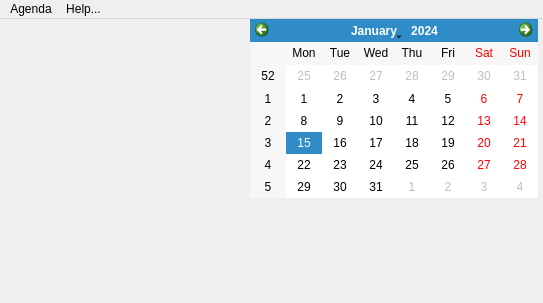
Before: the Qt Designer form ui/agenda.ui in berndhs/souffleur, drawn with Qt 5.
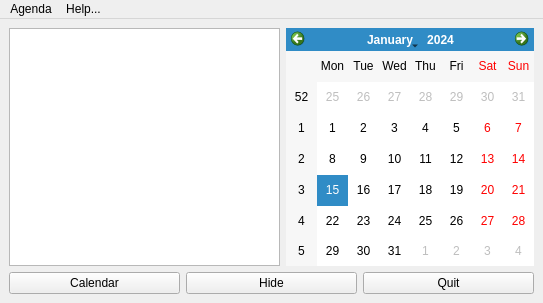
After: the same form once the commit is applied. Icons and pictures are not drawn.

Diff of the .ui file:
```diff
--- a/ui/agenda.ui
+++ b/ui/agenda.ui
@@ -18,16 +18,53 @@
     <normaloff>:/agenda.png</normaloff>:/agenda.png</iconset>
   </property>
   <widget class="QWidget" name="centralwidget">
-   <widget class="QCalendarWidget" name="calendarWidget">
-    <property name="geometry">
-     <rect>
-      <x>250</x>
-      <y>0</y>
-      <width>288</width>
-      <height>179</height>
-     </rect>
-    </property>
-   </widget>
+   <layout class="QGridLayout" name="gridLayout">
+    <item row="0" column="0">
+     <widget class="QTableView" name="activityList">
+      <property name="sizePolicy">
+       <sizepolicy hsizetype="Expanding" vsizetype="Expanding">
+        <horstretch>30</horstretch>
+        <verstretch>20</verstretch>
+       </sizepolicy>
+      </property>
+     </widget>
+    </item>
+    <item row="0" column="1">
+     <widget class="QCalendarWidget" name="calendarWidget">
+      <property name="sizePolicy">
+       <sizepolicy hsizetype="Expanding" vsizetype="Expanding">
+        <horstretch>20</horstretch>
+        <verstretch>20</verstretch>
+       </sizepolicy>
+      </property>
+     </widget>
+    </item>
+    <item row="1" column="0" colspan="2">
+     <layout class="QHBoxLayout" name="horizontalLayout">
+      <item>
+       <widget class="QPushButton" name="calButton">
+        <property name="text">
+         <string>Calendar</string>
+        </property>
+       </widget>
+      </item>
+      <item>
+       <widget class="QPushButton" name="hideButton">
+        <property name="text">
+         <string>Hide</string>
+        </property>
+       </widget>
+      </item>
+      <item>
+       <widget class="QPushButton" name="quitButton">
+        <property name="text">
+         <string>Quit</string>
+        </property>
+       </widget>
+      </item>
+     </layout>
+    </item>
+   </layout>
   </widget>
   <widget class="QMenuBar" name="menubar">
    <property name="geometry">
```
